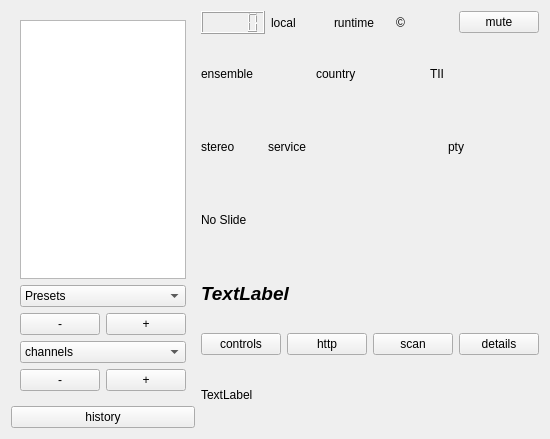
JvanKatwijk/qt-dab, file qt-dab-s5/forms-v5/dabradio-5.ui: the form before one commit.
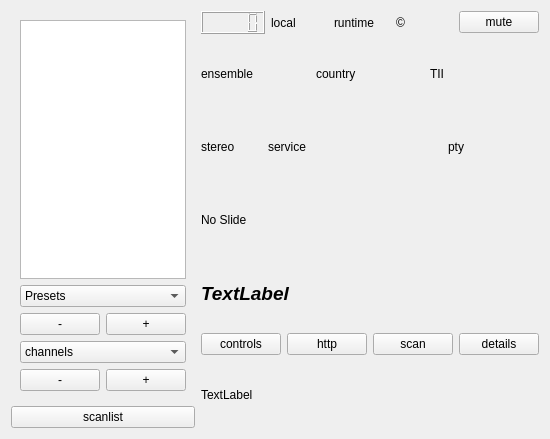
The form after the commit. Custom widgets are drawn as their Qt base class.

The edit to the form file:
```diff
--- a/qt-dab-s5/forms-v5/dabradio-5.ui
+++ b/qt-dab-s5/forms-v5/dabradio-5.ui
@@ -142,7 +142,7 @@
         <string>&lt;html&gt;&lt;head/&gt;&lt;body&gt;&lt;p&gt;The (name:channel) of each service found is stored in the history list. Selecting a service from this list is possible (but only makes sense if the (name:channel) is in reach of the decoder).&lt;/p&gt;&lt;p&gt;Clearing the list is by touching the right hand mouse click&lt;/p&gt;&lt;/body&gt;&lt;/html&gt;</string>
        </property>
        <property name="text">
-        <string>history</string>
+        <string>scanlist</string>
        </property>
       </widget>
      </item>
```
Left out of the diff: 6 changed lines with no effect on the pictures.
